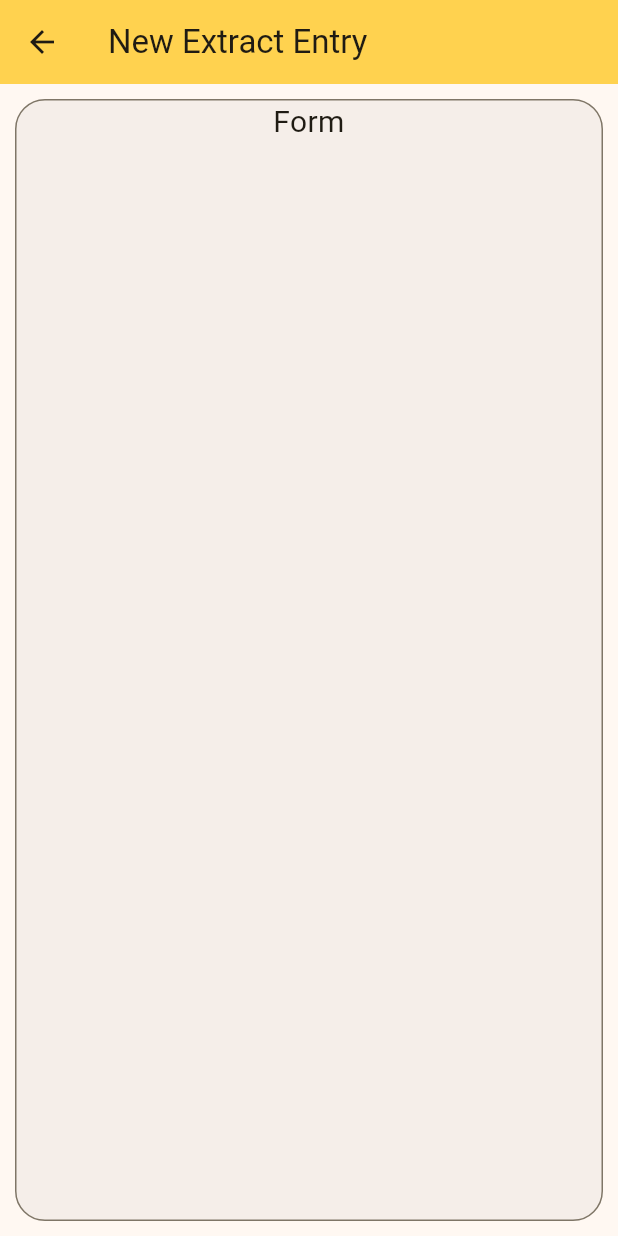
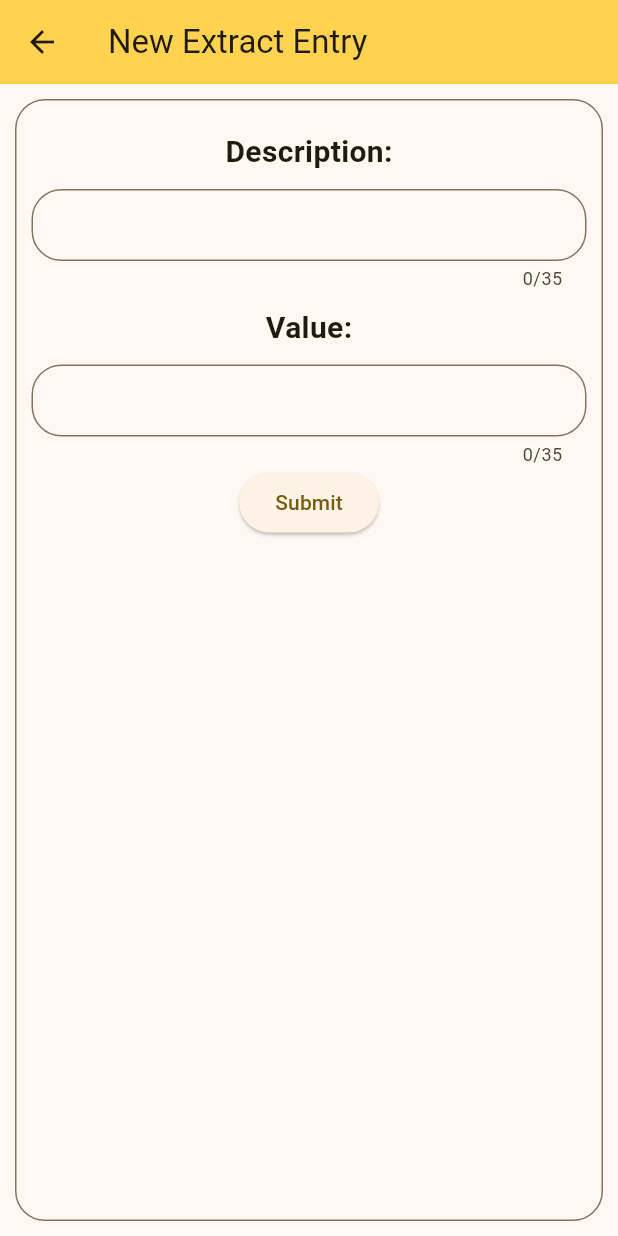
Before and after one commit to oscarraichert/pocket_planner_front, a Flutter app: the NewExtractWidget screen opened by its route, on a phone screen of 412 x 824 dp. Run offline on Flutter 3.47's test engine with Material 3 defaults, Android fonts, the phone set to English and light mode, and no system bars; our stand-ins replace flutter_secure_storage, google_sign_in; missing offline and left inert: google_sign_in_web; accounts and stored records are empty; generated files the repository leaves out were written again.

Commit message:
implementando form

```diff
--- a/lib/src/extract/new_extract.dart
+++ b/lib/src/extract/new_extract.dart
@@ -1,7 +1,15 @@
 import 'package:flutter/material.dart';
 
-class NewExtractWidget extends StatelessWidget {
+class NewExtractWidget extends StatefulWidget {
   const NewExtractWidget({super.key});
+
+  @override
+  State<NewExtractWidget> createState() => _NewExtractState();
+}
+
+class _NewExtractState extends State<NewExtractWidget> {
+  final descriptionController = TextEditingController();
+  final valueController = TextEditingController();
 
   @override
   Widget build(BuildContext context) {
@@ -12,14 +20,62 @@ class NewExtractWidget extends StatelessWidget {
       body: Padding(
         padding: const EdgeInsets.all(10),
         child: Container(
-          decoration: BoxDecoration(
-              border: Border.all(color: Theme.of(context).dividerColor),
-              color: Theme.of(context).hoverColor,
-              borderRadius: const BorderRadius.all(Radius.circular(20))),
+          decoration: BoxDecoration(border: Border.all(color: Theme.of(context).dividerColor), borderRadius: const BorderRadius.all(Radius.circular(20))),
           alignment: Alignment.center,
-          child: const Column(
+          child: Column(
             children: [
-              Text('Form', textAlign: TextAlign.center),
+              Form(
+                child: Padding(
+                  padding: const EdgeInsets.all(10),
+                  child: Column(
+                    children: [
+                      const Padding(
+                        padding: EdgeInsets.all(10),
+                        child: Text('Description:', style: TextStyle(fontWeight: FontWeight.bold)),
+                      ),
+                      TextFormField(
+                        controller: descriptionController,
+                        maxLength: 35,
+                        decoration: const InputDecoration(
+                          border: OutlineInputBorder(borderRadius: BorderRadius.all(Radius.circular(20))),
+                          isDense: true,
+                        ),
+                        validator: (value) {
+                          if (value == null || value.isEmpty) {
+                            return 'Enter a description';
+                          }
+                          return null;
+                        },
+                      ),
+                      const Padding(
+                        padding: EdgeInsets.all(10),
+                        child: Text('Value:', style: TextStyle(fontWeight: FontWeight.bold)),
+                      ),
+                      TextFormField(
+                        controller: valueController,
+                        maxLength: 35,
+                        decoration: const InputDecoration(
+                          border: OutlineInputBorder(borderRadius: BorderRadius.all(Radius.circular(20))),
+                          isDense: true,
+                        ),
+                        validator: (value) {
+                          if (value == null || value.isEmpty) {
+                            return 'Enter a value';
+                          }
+                          return null;
+                        },
+                      ),
+                      ElevatedButton(
+                        child: const Text('Submit'),
+                        onPressed: () => {
+                          print(descriptionController.text),
+                          print(valueController.text)
+                        },
+                      )
+                    ],
+                  ),
+                ),
+              ),
             ],
           ),
         ),
```
